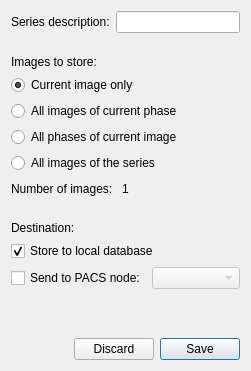
Old version of the form starviewer/src/inputoutput/qexporterbase.ui in the repository starviewer-medical/starviewer.
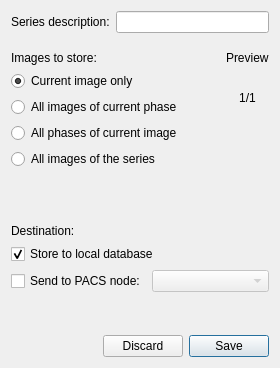
New version of the form.

Commit message: ENH: S'afegeix al widget una previsualització de la primera imatge que es guardarà per saber exactament què es guardarà.

```diff
--- a/starviewer/src/inputoutput/qexporterbase.ui
+++ b/starviewer/src/inputoutput/qexporterbase.ui
@@ -6,8 +6,8 @@
    <rect>
     <x>0</x>
     <y>0</y>
-    <width>251</width>
-    <height>371</height>
+    <width>280</width>
+    <height>368</height>
    </rect>
   </property>
   <property name="sizePolicy">
@@ -19,13 +19,16 @@
   <property name="windowTitle">
    <string>Exporter</string>
   </property>
-  <layout class="QVBoxLayout" name="verticalLayout_2">
-   <item>
+  <layout class="QGridLayout" name="gridLayout_3">
+   <item row="0" column="0">
     <layout class="QHBoxLayout" name="horizontalLayout_4">
      <item>
       <layout class="QVBoxLayout" name="verticalLayout">
        <item>
         <layout class="QHBoxLayout" name="horizontalLayout">
+         <property name="bottomMargin">
+          <number>12</number>
+         </property>
          <item>
           <widget class="QLabel" name="label_4">
            <property name="text">
@@ -39,18 +42,12 @@
         </layout>
        </item>
        <item>
-        <widget class="QLabel" name="label_5">
-         <property name="maximumSize">
-          <size>
-           <width>16777215</width>
-           <height>10</height>
-          </size>
+        <layout class="QHBoxLayout" name="horizontalLayout_6">
+         <property name="bottomMargin">
+          <number>10</number>
          </property>
-         <property name="text">
-          <string/>
-         </property>
-        </widget>
-       </item>
+         <item>
+          <layout class="QVBoxLayout" name="verticalLayout_7">
        <item>
         <layout class="QGridLayout" name="gridLayout">
          <item row="0" column="0">
@@ -97,23 +94,22 @@
            </property>
           </widget>
          </item>
-        </layout>
-       </item>
-       <item>
-        <layout class="QHBoxLayout" name="horizontalLayout_2">
-         <item>
-          <widget class="QLabel" name="label_7">
-           <property name="text">
-            <string>Number of images: </string>
-           </property>
-          </widget>
-         </item>
-         <item>
-          <widget class="QLabel" name="m_numberOfImagesToStore">
-           <property name="text">
-            <string>1</string>
-           </property>
-          </widget>
+             <item row="5" column="0">
+              <spacer name="verticalSpacer_3">
+               <property name="orientation">
+                <enum>Qt::Vertical</enum>
+               </property>
+               <property name="sizeHint" stdset="0">
+                <size>
+                 <width>20</width>
+                 <height>40</height>
+                </size>
+               </property>
+              </spacer>
+             </item>
+            </layout>
+           </item>
+          </layout>
          </item>
          <item>
           <spacer name="horizontalSpacer_3">
@@ -128,26 +124,51 @@
            </property>
           </spacer>
          </item>
-        </layout>
+         <item>
+          <layout class="QVBoxLayout" name="verticalLayout_8">
+           <property name="leftMargin">
+            <number>6</number>
+           </property>
+           <item>
+            <widget class="QLabel" name="label_8">
+             <property name="text">
+              <string>Preview</string>
+             </property>
+            </widget>
        </item>
        <item>
-        <widget class="QLabel" name="label_3">
-         <property name="minimumSize">
-          <size>
-           <width>0</width>
-           <height>10</height>
-          </size>
-         </property>
-         <property name="maximumSize">
-          <size>
-           <width>16777215</width>
-           <height>10</height>
-          </size>
-         </property>
+            <widget class="QLabel" name="m_previewSliceLabel">
          <property name="text">
           <string/>
          </property>
         </widget>
+           </item>
+           <item>
+            <widget class="QLabel" name="m_numberOfImagesToStore">
+             <property name="text">
+              <string>1/1</string>
+             </property>
+             <property name="alignment">
+              <set>Qt::AlignCenter</set>
+             </property>
+            </widget>
+           </item>
+           <item>
+            <spacer name="verticalSpacer_2">
+             <property name="orientation">
+              <enum>Qt::Vertical</enum>
+             </property>
+             <property name="sizeHint" stdset="0">
+              <size>
+               <width>20</width>
+               <height>40</height>
+              </size>
+             </property>
+            </spacer>
+           </item>
+          </layout>
+         </item>
+        </layout>
        </item>
        <item>
         <layout class="QGridLayout" name="gridLayout_2">
@@ -207,7 +228,7 @@
      </item>
     </layout>
    </item>
-   <item>
+   <item row="1" column="0">
     <spacer name="verticalSpacer">
      <property name="orientation">
       <enum>Qt::Vertical</enum>
@@ -220,7 +241,7 @@
      </property>
     </spacer>
    </item>
-   <item>
+   <item row="2" column="0">
     <layout class="QHBoxLayout" name="horizontalLayout_3">
      <item>
       <spacer name="horizontalSpacer_2">
```
Lines whose indentation alone changed are shown as unchanged. The commit also changes 2 other files.
